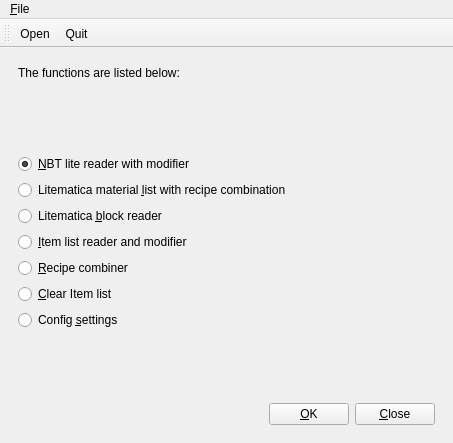
Before: the Qt Designer form src/qt/mainwindow.ui in DreamHelium/dhlrc, drawn with Qt 5.
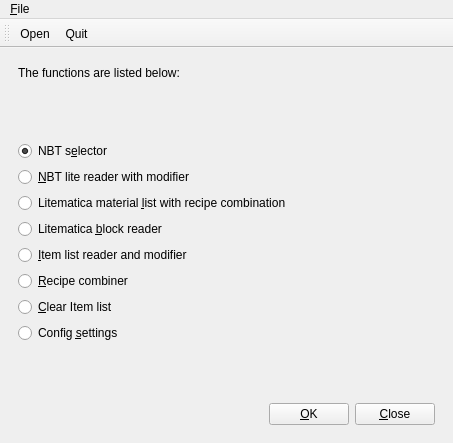
After: the same form once the commit is applied. Icons and pictures are not drawn.

```diff
--- a/src/qt/mainwindow.ui
+++ b/src/qt/mainwindow.ui
@@ -42,13 +42,23 @@
              </property>
             </spacer>
            </item>
+           <item>
+            <widget class="QRadioButton" name="selectBtn">
+             <property name="text">
+              <string>NBT s&amp;elector</string>
+             </property>
+             <property name="checked">
+              <bool>true</bool>
+             </property>
+            </widget>
+           </item>
            <item>
             <widget class="QRadioButton" name="nbtReaderBtn">
              <property name="text">
               <string>&amp;NBT lite reader with modifier</string>
              </property>
              <property name="checked">
-              <bool>true</bool>
+              <bool>false</bool>
              </property>
             </widget>
            </item>
```
